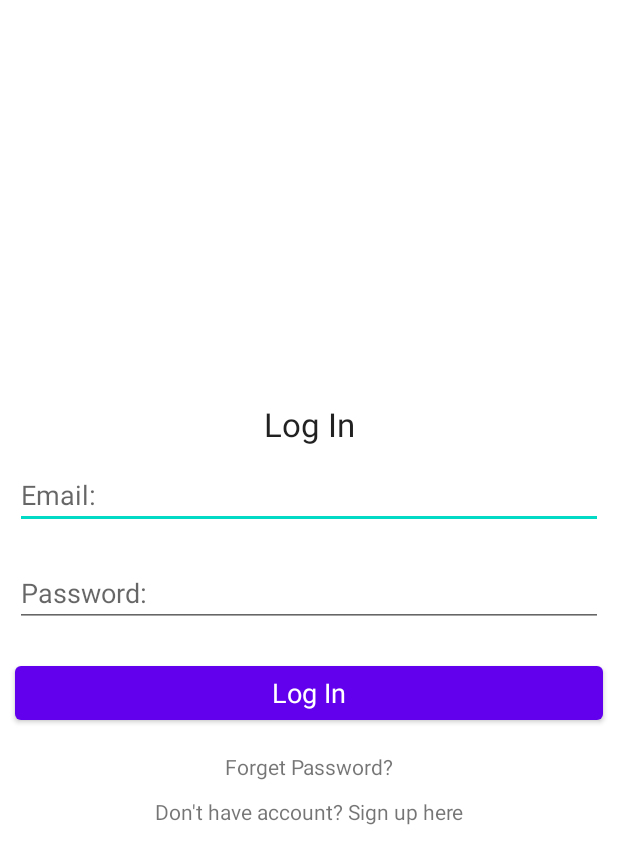
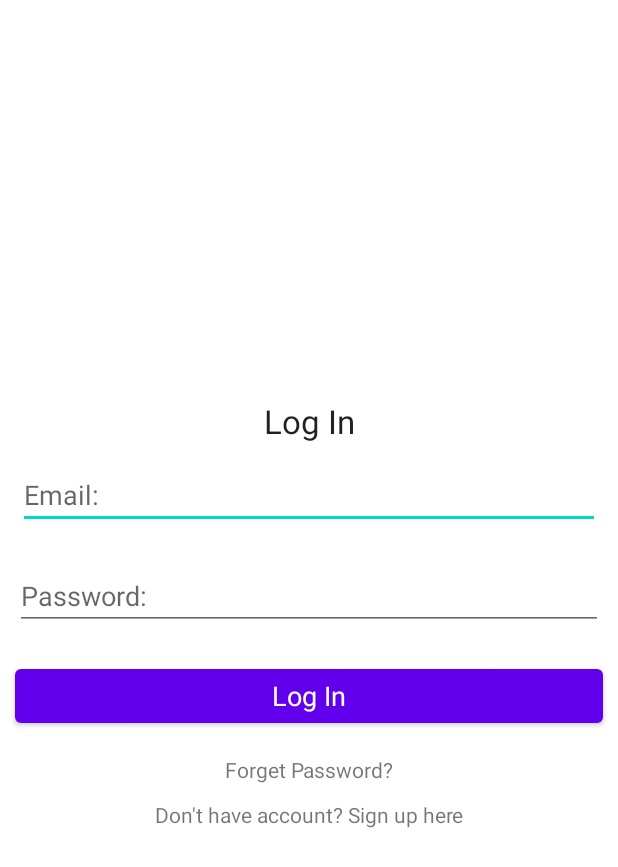
Before and after one commit to xEren2809/BudgetTracker, an Android app: the layout login_main.xml on its own in the app's theme, with its tools: preview values and no code run, on a phone screen of 412 x 824 dp. Shown: the top 867 px of the screen. Run offline under Robolectric (Android 15) with nearby library versions, the light colour scheme and no system bars.

Commit message:
Von 10dp auf 12dp

```diff
--- a/app/src/main/res/layout/login_main.xml
+++ b/app/src/main/res/layout/login_main.xml
@@ -32,7 +32,7 @@
             <EditText
                 android:layout_width="match_parent"
                 android:layout_height="wrap_content"
-                android:layout_margin="10dp"
+                android:layout_margin="12dp"
                 android:hint="Email:"
                 android:id="@+id/email_login"
                 />
```
